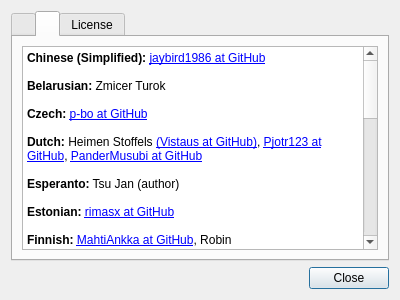
tsujan/Kvantum, file Kvantum/kvantummanager/about.ui: the form before one commit.
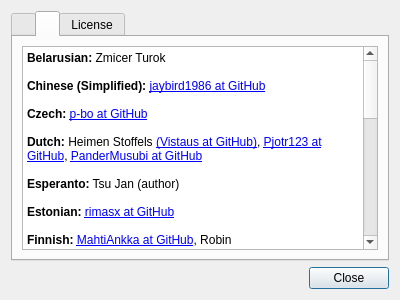
The form after the commit. The open tabs and pages were chosen to show the change.

```diff
--- a/Kvantum/kvantummanager/about.ui
+++ b/Kvantum/kvantummanager/about.ui
@@ -97,10 +97,10 @@
 &lt;html&gt;&lt;head&gt;&lt;meta name=&quot;qrichtext&quot; content=&quot;1&quot; /&gt;&lt;style type=&quot;text/css&quot;&gt;
 p, li { white-space: pre-wrap; }
 &lt;/style&gt;&lt;/head&gt;&lt;body style=&quot;  font-weight:400; font-style:normal;&quot;&gt;
-&lt;p style=&quot; margin-top:0px; margin-bottom:0px; margin-left:0px; margin-right:0px; -qt-block-indent:0; text-indent:0px;&quot;&gt;&lt;span style=&quot; font-weight:600;&quot;&gt;Chinese (Simplified):&lt;/span&gt; &lt;a href=&quot;https://github.com/jaybird1986&quot;&gt;jaybird1986 at GitHub&lt;/a&gt;&lt;/p&gt;
-&lt;p style=&quot;-qt-paragraph-type:empty; margin-top:0px; margin-bottom:0px; margin-left:0px; margin-right:0px; -qt-block-indent:0; text-indent:0px;&quot;&gt;&lt;br /&gt;&lt;/p&gt;
 &lt;p style=&quot; margin-top:0px; margin-bottom:0px; margin-left:0px; margin-right:0px; -qt-block-indent:0; text-indent:0px;&quot;&gt;&lt;span style=&quot; font-weight:600;&quot;&gt;Belarusian:&lt;/span&gt; Zmicer Turok&lt;/p&gt;
 &lt;p style=&quot;-qt-paragraph-type:empty; margin-top:0px; margin-bottom:0px; margin-left:0px; margin-right:0px; -qt-block-indent:0; text-indent:0px;&quot;&gt;&lt;br /&gt;&lt;/p&gt;
+&lt;p style=&quot; margin-top:0px; margin-bottom:0px; margin-left:0px; margin-right:0px; -qt-block-indent:0; text-indent:0px;&quot;&gt;&lt;span style=&quot; font-weight:600;&quot;&gt;Chinese (Simplified):&lt;/span&gt; &lt;a href=&quot;https://github.com/jaybird1986&quot;&gt;jaybird1986 at GitHub&lt;/a&gt;&lt;/p&gt;
+&lt;p style=&quot;-qt-paragraph-type:empty; margin-top:0px; margin-bottom:0px; margin-left:0px; margin-right:0px; -qt-block-indent:0; text-indent:0px;&quot;&gt;&lt;br /&gt;&lt;/p&gt;
 &lt;p style=&quot; margin-top:0px; margin-bottom:0px; margin-left:0px; margin-right:0px; -qt-block-indent:0; text-indent:0px;&quot;&gt;&lt;span style=&quot; font-weight:600;&quot;&gt;Czech:&lt;/span&gt; &lt;a href=&quot;https://github.com/p-bo&quot;&gt;p-bo at GitHub&lt;/a&gt;&lt;/p&gt;
 &lt;p style=&quot;-qt-paragraph-type:empty; margin-top:0px; margin-bottom:0px; margin-left:0px; margin-right:0px; -qt-block-indent:0; text-indent:0px;&quot;&gt;&lt;br /&gt;&lt;/p&gt;
 &lt;p style=&quot; margin-top:0px; margin-bottom:0px; margin-left:0px; margin-right:0px; -qt-block-indent:0; text-indent:0px;&quot;&gt;&lt;span style=&quot; font-weight:600;&quot;&gt;Dutch:&lt;/span&gt; Heimen Stoffels &lt;a href=&quot;https://github.com/Vistaus&quot;&gt;&lt;span;&gt;(Vistaus at GitHub)&lt;/span&gt;&lt;/a&gt;, &lt;a href=&quot;https://github.com/Pjotr123&quot;&gt;&lt;span;&gt;Pjotr123 at GitHub&lt;/span&gt;&lt;/a&gt;, &lt;a href=&quot;https://github.com/PanderMusubi&quot;&gt;PanderMusubi at GitHub&lt;/a&gt;&lt;/p&gt;
```
